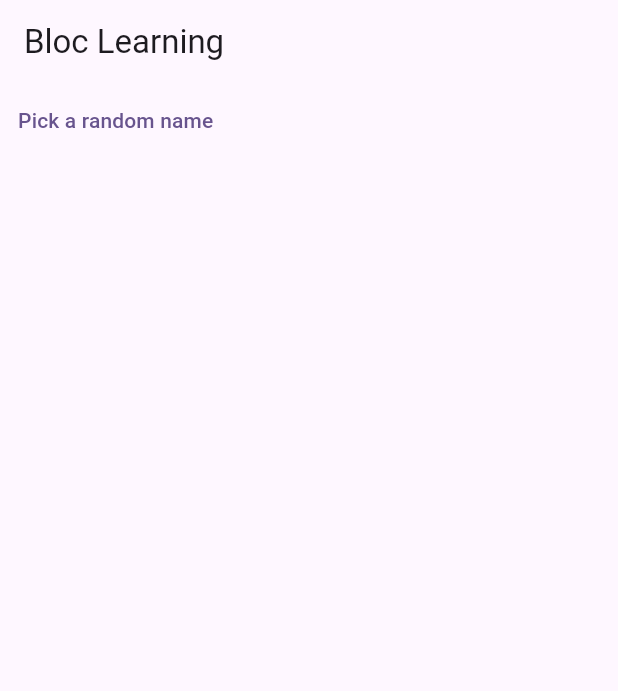
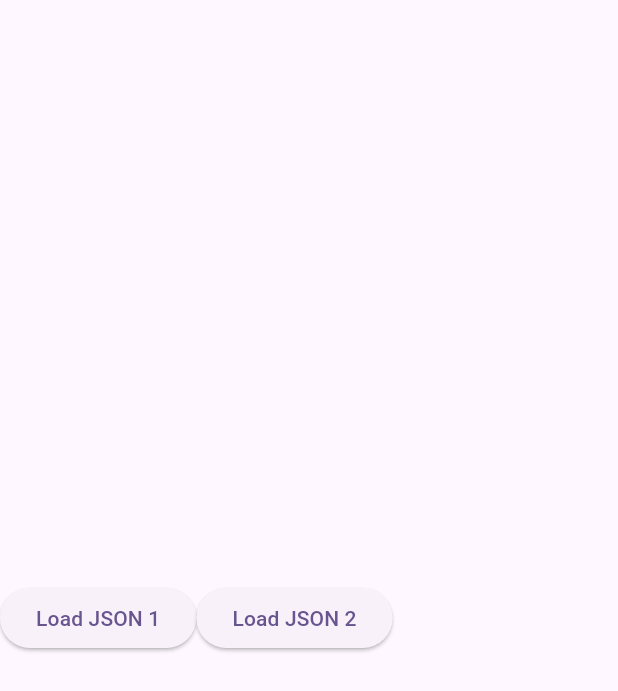
Before and after one commit to UbAidu21/bloc_learning, a Flutter app: the screen it shows after launch, on a phone screen of 412 x 824 dp. Shown: the top 691 px of the screen. Run offline on Flutter 3.47's test engine with Material 2 defaults, Android fonts, the phone set to English and light mode, and no system bars; our stand-ins replace bloc, flutter_bloc.

Commit message:
First BLOC 😥😥

```diff
--- /dev/null
+++ b/lib/blocss/s2_bloc.dart
@@ -0,0 +1,172 @@
+import 'dart:convert';
+import 'dart:io';
+
+import 'package:flutter/material.dart';
+import 'package:bloc/bloc.dart';
+import 'package:flutter_bloc/flutter_bloc.dart';
+
+@immutable
+abstract class LoadAction {
+  const LoadAction();
+}
+
+@immutable
+class LoadPersonAction extends LoadAction {
+  final PersonUrl url;
+
+  const LoadPersonAction({required this.url}) : super();
+}
+
+enum PersonUrl {
+  person1,
+  person2,
+}
+
+extension UrlString on PersonUrl {
+  String get urlString {
+    switch (this) {
+      case PersonUrl.person1:
+        return 'https://webhook.site/fad8ba0f-1b92-4621-aac4-1a52ad1014aa';
+      case PersonUrl.person2:
+        return 'https://webhook.site/2e7cd2f6-aae6-49f2-b2ad-d0ea35f4432e';
+    }
+  }
+}
+
+@immutable
+class Person {
+  final String name;
+  final int age;
+
+  const Person({
+    required this.name,
+    required this.age,
+  });
+
+  Person.fromJson(Map<String, dynamic> json)
+      : name = json['Name'] as String,
+        age = json['age'] as int;
+
+  @override
+  String toString() => 'Person (Name: $name ,Age: $age )';
+}
+
+Future<Iterable<Person>> getPerson(String url) => HttpClient()
+    .getUrl(Uri.parse(url))
+    .then((req) => req.close())
+    .then((resp) => resp.transform(utf8.decoder).join())
+    .then((str) => json.decode(str) as List<dynamic>)
+    .then((list) => list.map((e) => Person.fromJson(e)));
+
+@immutable
+class FetchResult {
+  final Iterable<Person> persons;
+  final bool isRetriveFromCache;
+
+  const FetchResult({
+    required this.persons,
+    required this.isRetriveFromCache,
+  });
+
+  @override
+  String toString() =>
+      'FetchResult(persons: $persons, isRetriveFromCache: $isRetriveFromCache)';
+}
+
+class PersonBloc extends Bloc<LoadAction, FetchResult?> {
+  final Map<PersonUrl, Iterable<Person>> _cache = {};
+  PersonBloc() : super(null) {
+    on<LoadPersonAction>(
+      (event, emit) async {
+        final url = event.url;
+
+        if (_cache.containsKey(url)) {
+          //We have the value in the cache
+          final cachePersons = _cache[url]!;
+          final result = FetchResult(
+            persons: cachePersons,
+            isRetriveFromCache: true,
+          );
+
+          emit(result);
+        } else {
+          final persons = await getPerson(url.urlString);
+          _cache[url] = persons;
+          final result = FetchResult(
+            persons: persons,
+            isRetriveFromCache: false,
+          );
+          emit(result);
+        }
+      },
+    );
+  }
+}
+
+extension Subscript<T> on Iterable<T> {
+  T? operator [](int index) => length > index ? elementAt(index) : null;
+}
+
+class S2BlocScren extends StatelessWidget {
+  const S2BlocScren({super.key});
+
+  @override
+  Widget build(BuildContext context) {
+    return Scaffold(
+      body: SafeArea(
+        child: Column(
+          mainAxisAlignment: MainAxisAlignment.center,
+          children: [
+            Row(
+              children: [
+                ElevatedButton(
+                  onPressed: () {
+                    context.read<PersonBloc>().add(
+                          const LoadPersonAction(
+                            url: PersonUrl.person1,
+                          ),
+                        );
+                  },
+                  child: const Text('Load JSON 1'),
+                ),
+                ElevatedButton(
+                  onPressed: () {
+                    context.read<PersonBloc>().add(
+                          const LoadPersonAction(
+                            url: PersonUrl.person2,
+                          ),
+                        );
+                  },
+                  child: const Text('Load JSON 2'),
+                ),
+              ],
+            ),
+            BlocBuilder<PersonBloc, FetchResult?>(
+              buildWhen: (previousResult, currentResult) {
+                return previousResult?.persons != currentResult?.persons;
+              },
+              builder: (context, fetchResult) {
+                final persons = fetchResult?.persons;
+                debugPrint(fetchResult.toString());
+                if (persons == null) {
+                  return const SizedBox();
+                }
+                return Expanded(
+                  child: ListView.builder(
+                    itemCount: persons.length,
+                    itemBuilder: (context, index) {
+                      final person = persons[index]!;
+                      return ListTile(
+                        title: Text(person.name),
+                      );
+                    },
+                  ),
+                );
+              },
+            ),
+          ],
+        ),
+      ),
+    );
+  }
+}
--- a/lib/main.dart
+++ b/lib/main.dart
@@ -1,6 +1,6 @@
+import 'package:bloc_learning/blocss/s2_bloc.dart';
 import 'package:flutter/material.dart';
-import 'package:bloc/bloc.dart';
-import 'dart:math' as math show Random;
+import 'package:flutter_bloc/flutter_bloc.dart';
 
 void main() {
   runApp(const MyApp());
@@ -19,82 +19,10 @@ class MyApp extends StatelessWidget {
         useMaterial3: true,
         textTheme: const TextTheme(bodyMedium: TextStyle(fontSize: 20)),
       ),
-      home: const HomePage(),
+      home: BlocProvider(
+        create: (_) => PersonBloc(),
+        child: const S2BlocScren(),
+      ),
     );
   }
 }
-
-const names = [
-  'Foo',
-  'Barrs',
-  'Baz',
-];
-
-extension RandomElement<T> on Iterable {
-  T getRandomElement() => elementAt(math.Random().nextInt(length));
-}
-
-class NamesCubit extends Cubit<String?> {
-  NamesCubit() : super(null);
-
-  void pickRandomName() => emit(
-        names.getRandomElement(),
-      );
-}
-
-class HomePage extends StatefulWidget {
-  const HomePage({super.key});
-
-  @override
-  State<HomePage> createState() => _HomePageState();
-}
-
-class _HomePageState extends State<HomePage> {
-  late final NamesCubit cubit;
-
-  @override
-  void initState() {
-    super.initState();
-    cubit = NamesCubit();
-  }
-
-  @override
-  void dispose() {
-    cubit.close();
-    super.dispose();
-  }
-
-  @override
-  Widget build(BuildContext context) {
-    return Scaffold(
-        appBar: AppBar(
-          title: const Text('Bloc Learning'),
-        ),
-        body: StreamBuilder<String?>(
-          stream: cubit.stream,
-          builder: (context, snapshot) {
-            final button = TextButton(
-              onPressed: () => cubit.pickRandomName(),
-              child: const Text('Pick a random name'),
-            );
-            switch (snapshot.connectionState) {
-              case ConnectionState.none:
-                return button;
-              case ConnectionState.waiting:
-                return button;
-
-              case ConnectionState.active:
-                return Column(
-                  children: [
-                    Text(snapshot.data ?? ''),
-                    button,
-                  ],
-                );
-
-              case ConnectionState.done:
-                return const SizedBox();
-            }
-          },
-        ));
-  }
-}
```
Also changed, not shown: api/person1.json (added, +18 -0 lines), api/person2.json (added, +18 -0 lines), lib/blocss/s1_cubits.dart (added, +77 -0 lines).
